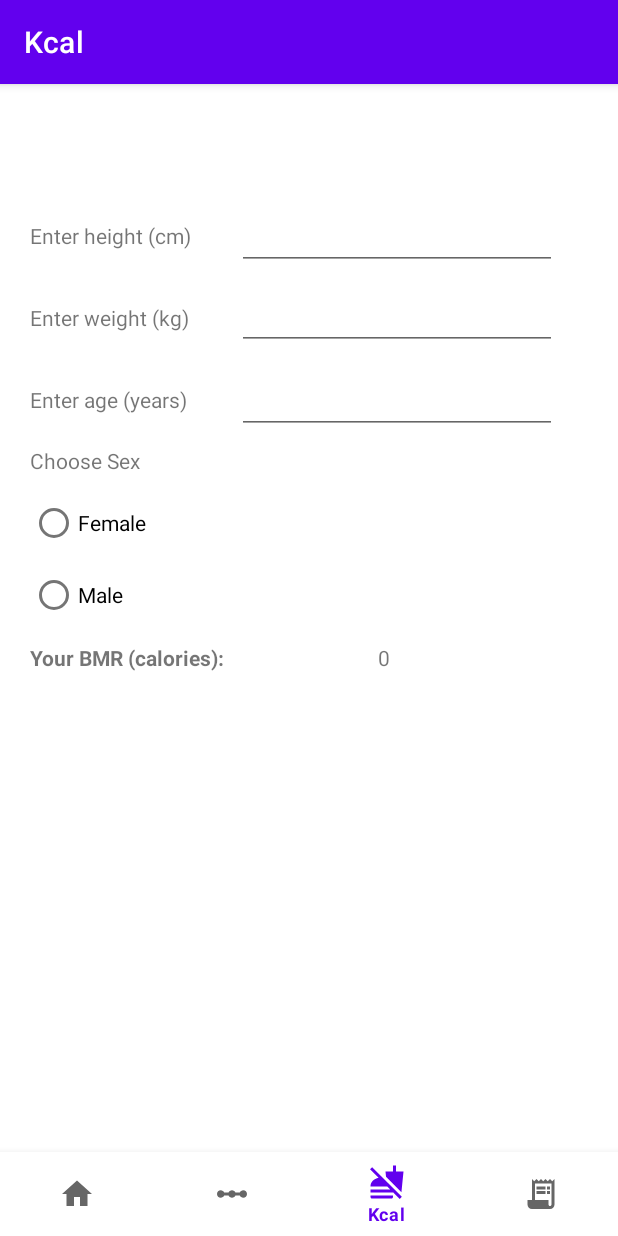
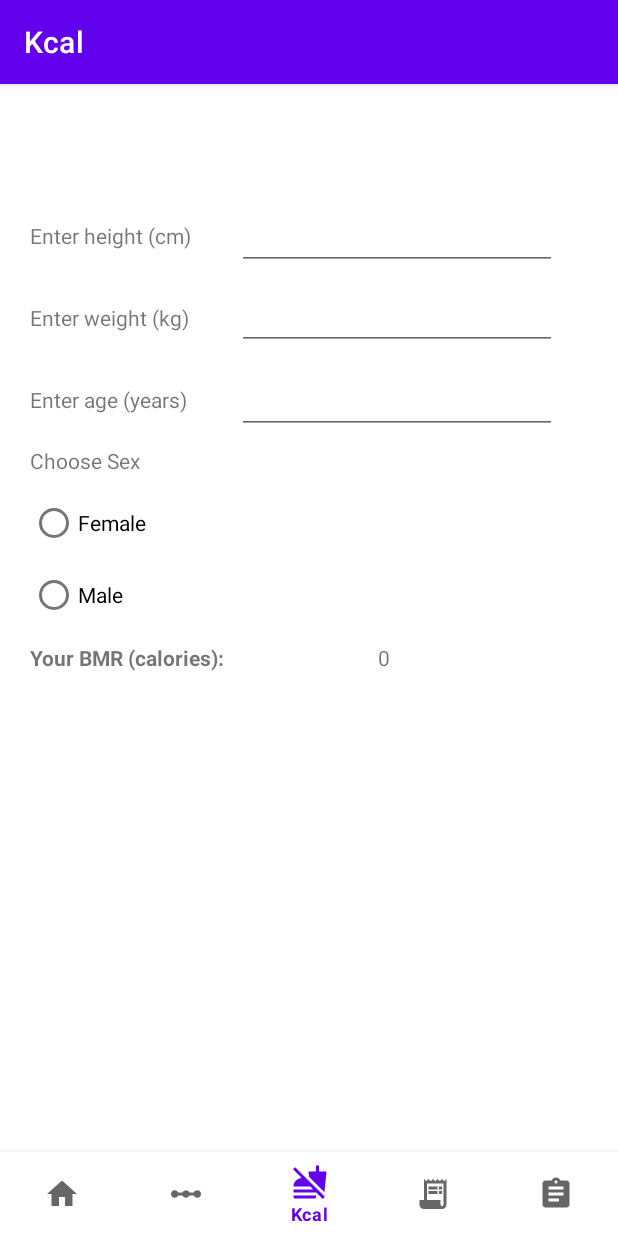
Before and after one commit to vechten/PAMO-zdrowie, an Android app: the screen it shows after launch (MainActivity), item 3 of the bottom bar chosen, on a phone screen of 412 x 824 dp. Run offline under Robolectric (Android 15) with nearby library versions, the phone set to English and light mode, and no system bars; our stand-ins replace navigation-ui; libraries missing offline, so code that uses them is left out: com.github.mikephil.charting.

Commit message:
add quiz

```diff
--- a/app/src/main/java/com/example/zdrowie/MainActivity.java
+++ b/app/src/main/java/com/example/zdrowie/MainActivity.java
@@ -21,18 +21,21 @@ public class MainActivity extends AppCompatActivity {
         com.example.zdrowie.databinding.ActivityMainBinding binding = ActivityMainBinding.inflate(getLayoutInflater());
         setContentView(binding.getRoot());
 
-        BottomNavigationView navView = findViewById(R.id.nav_view);
+        findViewById(R.id.nav_view);
         // Passing each menu ID as a set of Ids because each
         // menu should be considered as top level destinations.
         AppBarConfiguration appBarConfiguration = new AppBarConfiguration.Builder(
-                R.id.navigation_home, R.id.navigation_bmi, R.id.navigation_kcal, R.id.navigation_przepisy)
+                R.id.navigation_home,
+                R.id.navigation_bmi,
+                R.id.navigation_kcal,
+                R.id.navigation_przepisy,
+                R.id.navigation_quiz)
                 .build();
         NavController navController = Navigation.findNavController(this, R.id.nav_host_fragment_activity_main);
         NavigationUI.setupActionBarWithNavController(this, navController, appBarConfiguration);
         NavigationUI.setupWithNavController(binding.navView, navController);
 
 
-
     }
 
 }
--- /dev/null
+++ b/app/src/main/res/drawable/ic_baseline_quiz_24.xml
@@ -0,0 +1,11 @@
+<vector xmlns:android="http://schemas.android.com/apk/res/android"
+    android:width="24dp"
+    android:height="24dp"
+    android:autoMirrored="true"
+    android:tint="?attr/colorControlNormal"
+    android:viewportWidth="24"
+    android:viewportHeight="24">
+    <path
+        android:fillColor="@android:color/white"
+        android:pathData="M19,3h-4.18C14.4,1.84 13.3,1 12,1c-1.3,0 -2.4,0.84 -2.82,2L5,3c-1.1,0 -2,0.9 -2,2v14c0,1.1 0.9,2 2,2h14c1.1,0 2,-0.9 2,-2L21,5c0,-1.1 -0.9,-2 -2,-2zM12,3c0.55,0 1,0.45 1,1s-0.45,1 -1,1 -1,-0.45 -1,-1 0.45,-1 1,-1zM14,17L7,17v-2h7v2zM17,13L7,13v-2h10v2zM17,9L7,9L7,7h10v2z" />
+</vector>
--- a/app/src/main/res/menu/bottom_nav_menu.xml
+++ b/app/src/main/res/menu/bottom_nav_menu.xml
@@ -1,6 +1,6 @@
 <?xml version="1.0" encoding="utf-8"?>
-<menu xmlns:app="http://schemas.android.com/apk/res-auto"
-    xmlns:android="http://schemas.android.com/apk/res/android">
+<menu xmlns:android="http://schemas.android.com/apk/res/android"
+    xmlns:app="http://schemas.android.com/apk/res-auto">
 
     <item
         android:id="@+id/navigation_home"
@@ -21,4 +21,9 @@
         android:icon="@drawable/ic_przepisy_black_24dp"
         android:title="@string/title_recipes" />
 
+    <item
+        android:id="@+id/navigation_quiz"
+        android:icon="@drawable/ic_baseline_quiz_24"
+        android:title="@string/title_quiz" />
+
 </menu>
--- a/app/src/main/res/navigation/mobile_navigation.xml
+++ b/app/src/main/res/navigation/mobile_navigation.xml
@@ -26,4 +26,9 @@
         android:id="@+id/navigation_przepisy"
         android:name="com.example.zdrowie.ui.recipes.PreparationFragment"
         android:label="@string/title_recipes" />
+
+    <fragment
+        android:id="@+id/navigation_quiz"
+        android:name="com.example.zdrowie.ui.quiz.QuizFragment"
+        android:label="@string/title_quiz" />
 </navigation>
--- a/app/src/main/res/values/strings.xml
+++ b/app/src/main/res/values/strings.xml
@@ -19,4 +19,5 @@
     <string name="recipe_title1">Mexican pulled chicken and beans</string>
     <string name="recipe_title2">Spiced lentil and butternut squash soup</string>
     <string name="save_button">Save</string>
+    <string name="title_quiz">Quiz</string>
 </resources>
```
Also changed, not shown: app/src/main/java/com/example/zdrowie/ui/quiz/Question.java (added, +38 -0 lines), app/src/main/java/com/example/zdrowie/ui/quiz/QuizFragment.java (added, +164 -0 lines), app/src/main/res/layout/fragment_quiz.xml (added, +96 -0 lines).
